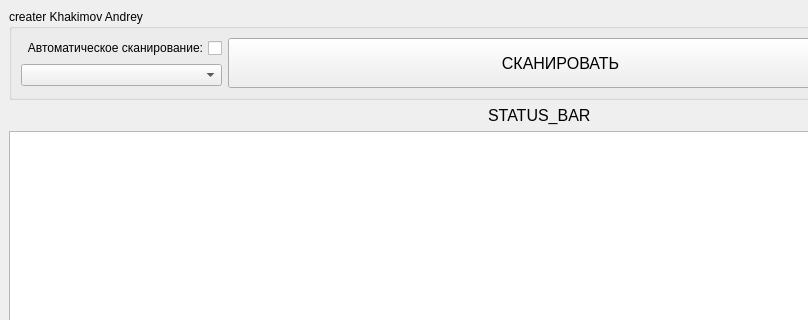
Old version of the form mainwindow.ui in the repository hakim-xac/wstr6_qt; both pictures show x 0 to 808 and y 0 to 320 of the 1079 by 559 pixel window.
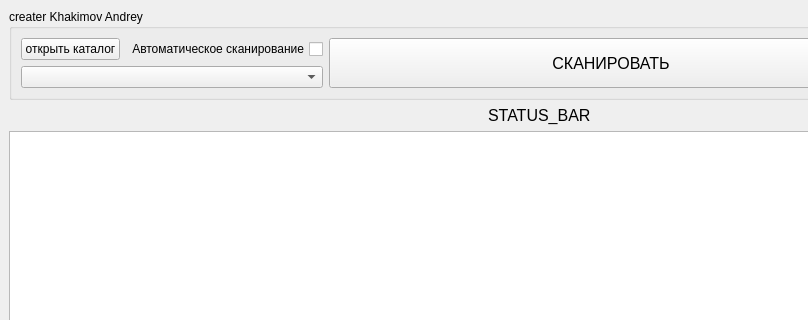
New version of the form.

Commit message: added enum class SelectBase logs are divided into release version and debug added key in bd_ "currentPathIndex" update function setValue(), become more versatile.

What changed in the file:
```diff
--- a/mainwindow.ui
+++ b/mainwindow.ui
@@ -27,13 +27,16 @@
           <enum>QLayout::SetDefaultConstraint</enum>
          </property>
          <item>
-          <widget class="QCheckBox" name="autoScan">
-           <property name="sizePolicy">
-            <sizepolicy hsizetype="Minimum" vsizetype="Fixed">
-             <horstretch>0</horstretch>
-             <verstretch>0</verstretch>
-            </sizepolicy>
-           </property>
+          <layout class="QHBoxLayout" name="horizontalLayout_5">
+           <item>
+            <widget class="QPushButton" name="pushButton">
+             <property name="text">
+              <string>открыть каталог</string>
+             </property>
+            </widget>
+           </item>
+           <item>
+            <widget class="QCheckBox" name="checkBox">
            <property name="cursor">
             <cursorShape>PointingHandCursor</cursorShape>
            </property>
@@ -44,9 +47,14 @@
             <enum>Qt::RightToLeft</enum>
            </property>
            <property name="text">
-            <string>Автоматическое сканирование:</string>
-           </property>
-          </widget>
+              <string>Автоматическое сканирование</string>
+             </property>
+             <property name="checkable">
+              <bool>true</bool>
+             </property>
+            </widget>
+           </item>
+          </layout>
          </item>
          <item>
           <widget class="QComboBox" name="paths">
```
Left out of the diff: 3 changed lines with no effect on the pictures. Lines whose indentation alone changed are shown as unchanged. The commit also changes 7 other files.
